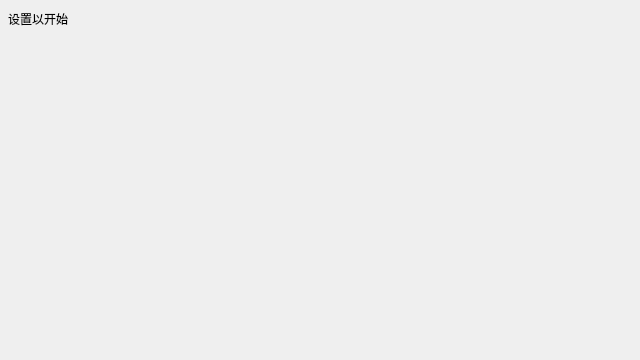
The window that picture-text/preview.ui (water2004/picture-text) describes before a commit, drawn with Qt 5.
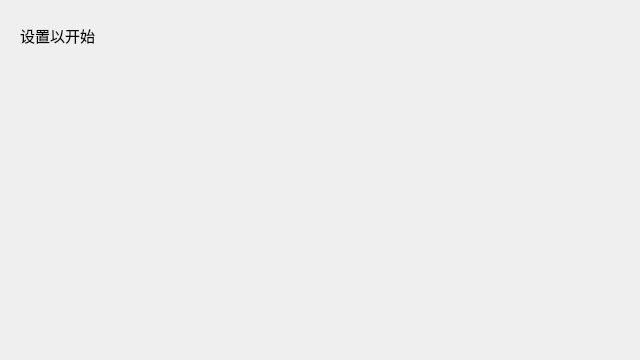
The same window after the commit. Custom widgets are drawn as their Qt base class.

```diff
--- a/picture-text/preview.ui
+++ b/picture-text/preview.ui
@@ -34,10 +34,10 @@
   <widget class="myLabel" name="label">
    <property name="geometry">
     <rect>
-     <x>8</x>
-     <y>8</y>
-     <width>70</width>
-     <height>22</height>
+     <x>20</x>
+     <y>20</y>
+     <width>151</width>
+     <height>31</height>
     </rect>
    </property>
    <property name="sizePolicy">
@@ -58,6 +58,12 @@
      <height>108000</height>
     </size>
    </property>
+   <property name="font">
+    <font>
+     <family>微软雅黑</family>
+     <pointsize>11</pointsize>
+    </font>
+   </property>
    <property name="text">
     <string>设置以开始</string>
    </property>
```
